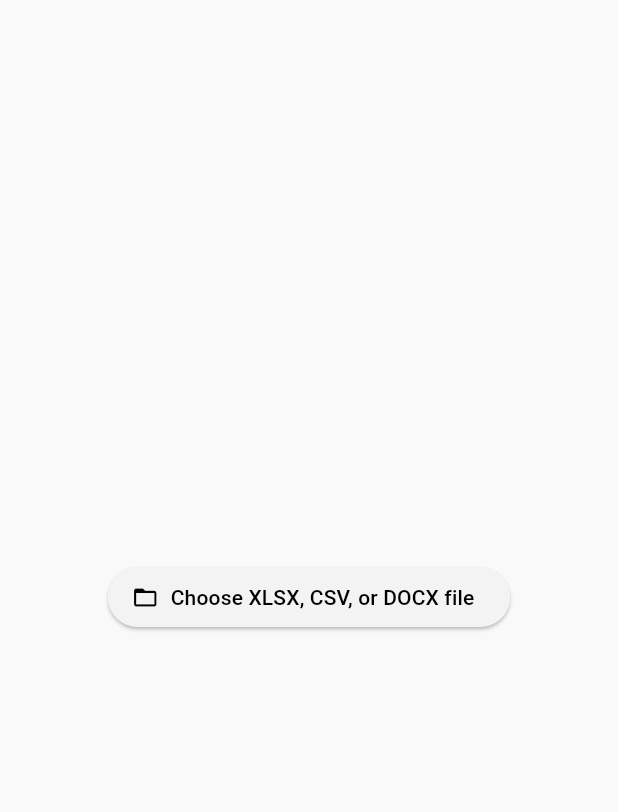
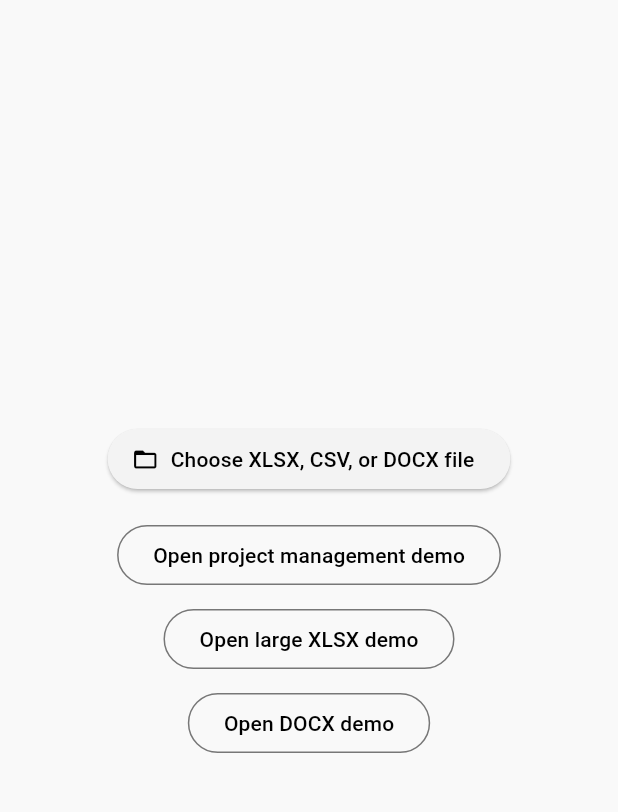
Before and after one commit to tao-zhi-1992/file_preview_kit, a Flutter app: the screen it shows after launch, on a phone screen of 412 x 824 dp, the part 63-875 px from its top. Run offline on Flutter 3.47's test engine with Material 3 defaults, Android fonts, the phone set to English and light mode, and no system bars; our stand-ins replace csv, file_picker.

Commit message:
Add demo file shortcuts to the example app

```diff
--- a/example/lib/main.dart
+++ b/example/lib/main.dart
@@ -1,8 +1,7 @@
-import 'dart:typed_data';
-
 import 'package:file_picker/file_picker.dart';
 import 'package:file_preview_kit/file_preview_kit.dart';
 import 'package:flutter/material.dart';
+import 'package:flutter/services.dart';
 
 void main() {
   runApp(const ExampleApp());
@@ -62,6 +61,15 @@ class _ExcelPreviewExamplePageState extends State<ExcelPreviewExamplePage> {
     });
   }
 
+  Future<void> _openDemo(String path) async {
+    final data = await rootBundle.load(path);
+
+    setState(() {
+      _bytes = data.buffer.asUint8List();
+      _fileName = path.split('/').last;
+    });
+  }
+
   @override
   Widget build(BuildContext context) {
     final bytes = _bytes;
@@ -79,16 +87,61 @@ class _ExcelPreviewExamplePageState extends State<ExcelPreviewExamplePage> {
         ],
       ),
       body: bytes == null
-          ? Center(
-              child: ElevatedButton.icon(
-                onPressed: _pickFile,
-                icon: const Icon(Icons.folder_open),
-                label: const Text('Choose XLSX, CSV, or DOCX file'),
-              ),
-            )
+          ? _FileActions(onPickFile: _pickFile, onOpenDemo: _openDemo)
           : FilePreviewView(
               source: PreviewSource.bytes(bytes, fileName: fileName),
             ),
     );
   }
 }
+
+class _FileActions extends StatelessWidget {
+  const _FileActions({required this.onPickFile, required this.onOpenDemo});
+
+  final VoidCallback onPickFile;
+  final ValueChanged<String> onOpenDemo;
+
+  @override
+  Widget build(BuildContext context) {
+    return Center(
+      child: Column(
+        mainAxisSize: MainAxisSize.min,
+        children: [
+          ElevatedButton.icon(
+            onPressed: onPickFile,
+            icon: const Icon(Icons.folder_open),
+            label: const Text('Choose XLSX, CSV, or DOCX file'),
+          ),
+          const SizedBox(height: 16),
+          for (final demo in _demoFiles)
+            Padding(
+              padding: const EdgeInsets.only(bottom: 8),
+              child: OutlinedButton(
+                onPressed: () => onOpenDemo(demo.path),
+                child: Text(demo.label),
+              ),
+            ),
+        ],
+      ),
+    );
+  }
+}
+
+class _DemoFile {
+  const _DemoFile({required this.label, required this.path});
+
+  final String label;
+  final String path;
+}
+
+const _demoFiles = [
+  _DemoFile(
+    label: 'Open project management demo',
+    path: 'assets/Project-Management-Sample-Data.xlsx',
+  ),
+  _DemoFile(
+    label: 'Open large XLSX demo',
+    path: 'assets/file_example_XLSX_5000.xlsx',
+  ),
+  _DemoFile(label: 'Open DOCX demo', path: 'assets/file-sample_1MB.docx'),
+];
--- a/example/pubspec.yaml
+++ b/example/pubspec.yaml
@@ -56,6 +56,9 @@ flutter:
   # the material Icons class.
   uses-material-design: true
 
+  assets:
+    - assets/
+
   # To add assets to your application, add an assets section, like this:
   # assets:
   #   - images/a_dot_burr.jpeg
```
Also changed, not shown: 4 other files.
